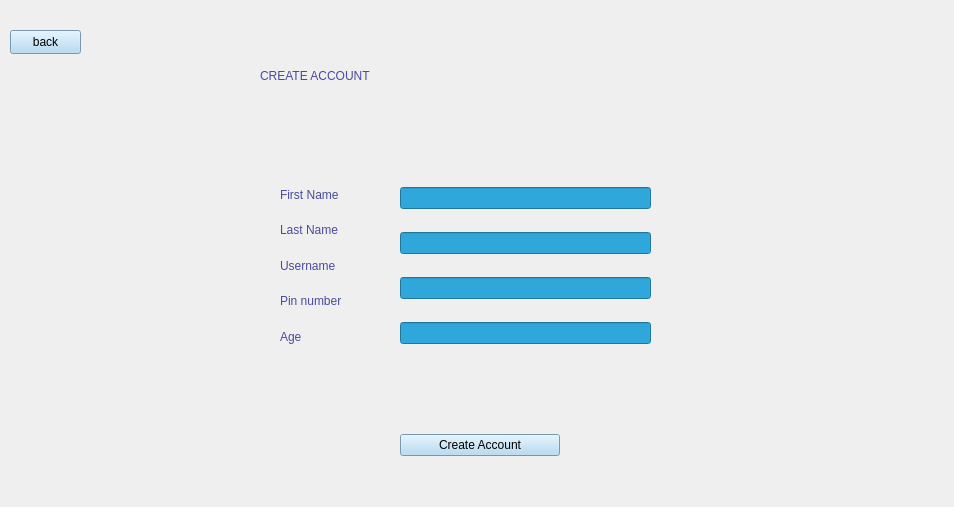
Qt form view/register.ui (rawsashimi1604/1009_BankingSystem) before a commit.
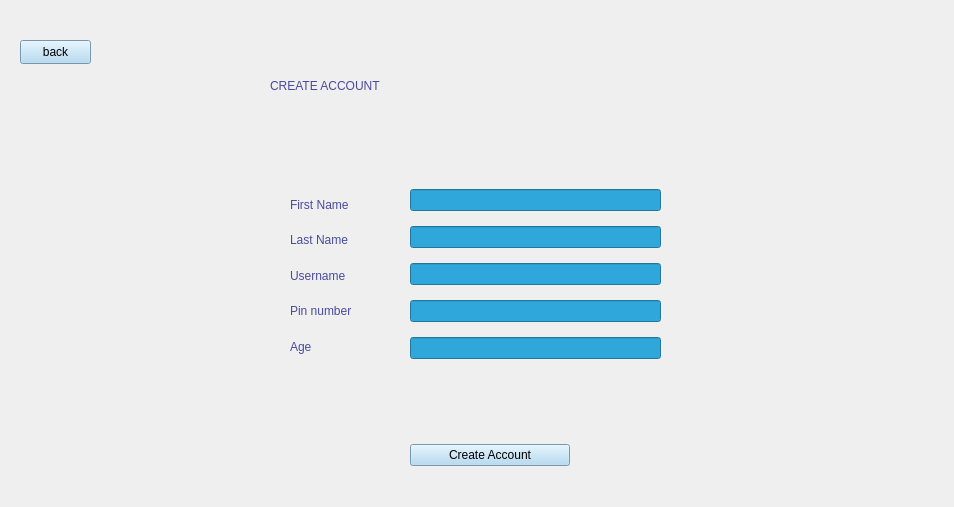
The same form after that commit.

Commit message: added input box for register

What changed in the file:
```diff
--- a/view/register.ui
+++ b/view/register.ui
@@ -19,8 +19,8 @@
   <widget class="QStackedWidget" name="stackedWidget">
    <property name="geometry">
     <rect>
-     <x>10</x>
-     <y>10</y>
+     <x>20</x>
+     <y>20</y>
      <width>941</width>
      <height>491</height>
     </rect>
@@ -81,6 +81,13 @@
         </property>
        </widget>
       </item>
+      <item>
+       <widget class="QLineEdit" name="lineEdit">
+        <property name="styleSheet">
+         <string notr="true">background-color: rgb(47, 167, 218);</string>
+        </property>
+       </widget>
+      </item>
      </layout>
     </widget>
     <widget class="QLabel" name="label">
```
